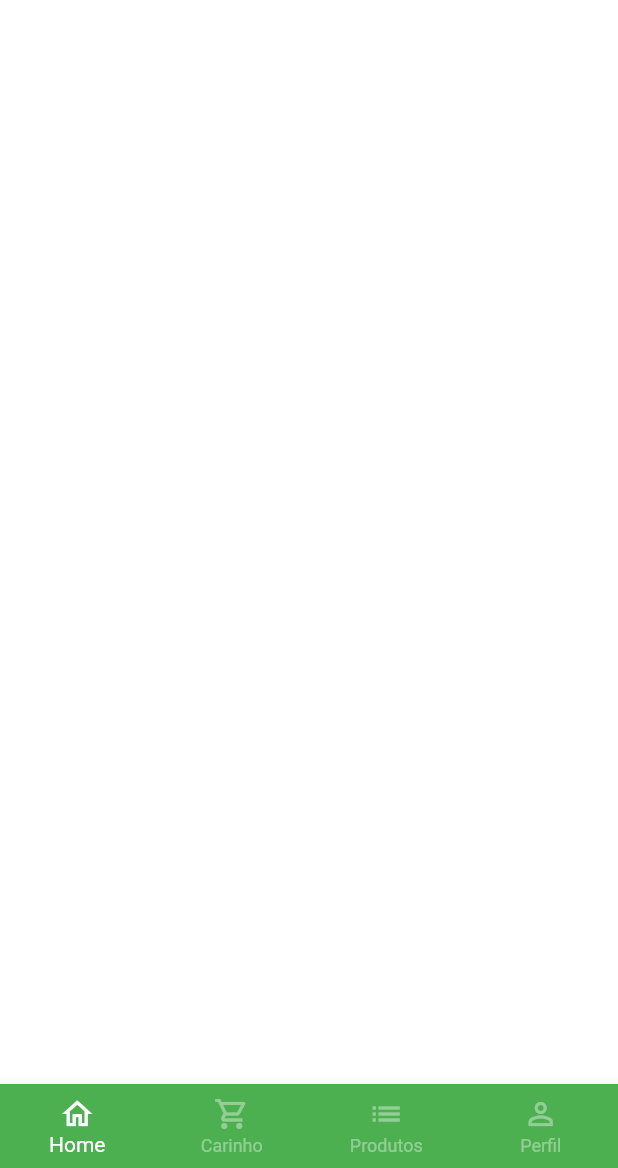
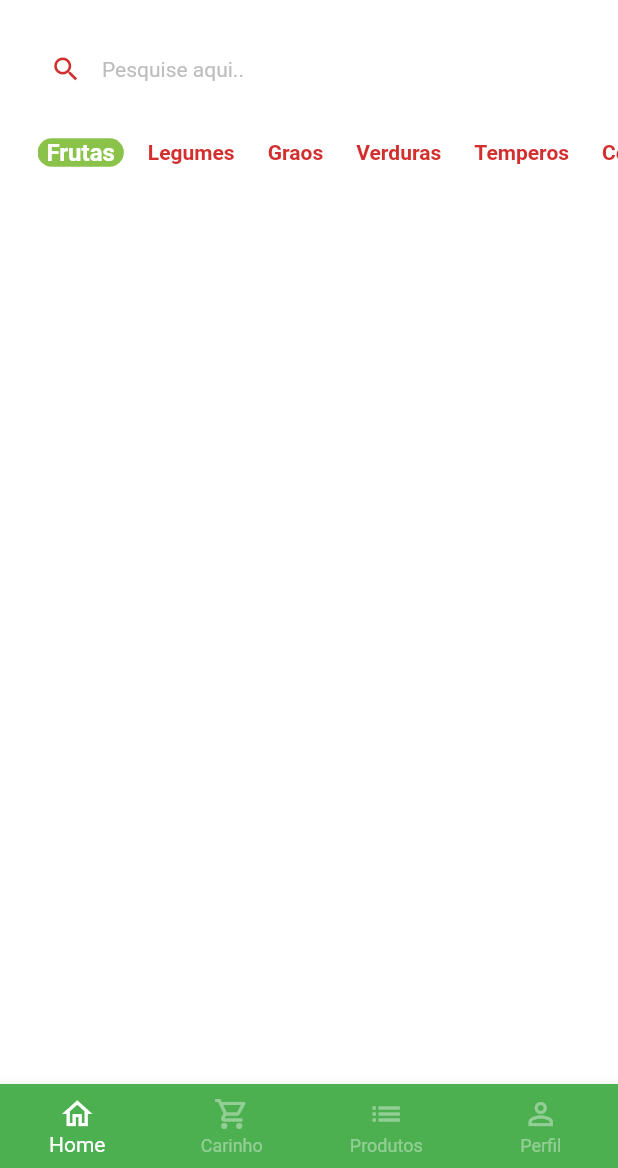
Before and after one commit to marinoricardo/greengrocer, a Flutter app: the screen it shows after launch, after a tap on "Entrar", on a phone screen of 412 x 824 dp, the part 68-1236 px from its top. Run offline on Flutter 3.47's test engine with Material 2 defaults, Android fonts, the phone set to English and light mode, and no system bars; drawn by our look-alikes of badges; our stand-ins replace animated_text_kit.

Commit message:
restruturar as paginas

```diff
--- a/lib/main.dart
+++ b/lib/main.dart
@@ -1,5 +1,5 @@
 import 'package:flutter/material.dart';
-import 'package:greengrocer/src/auth/sign_in_screen.dart';
+import 'package:greengrocer/src/pages/auth/sign_in_screen.dart';
 import 'package:greengrocer/src/config/custom_colors.dart';
 
 void main() {
--- a/lib/src/home/home_tab.dart
+++ /dev/null
@@ -1,59 +0,0 @@
-// ignore_for_file: prefer_const_constructors, prefer_const_literals_to_create_immutables
-
-import 'package:badges/badges.dart';
-import 'package:flutter/material.dart';
-import 'package:greengrocer/src/config/custom_colors.dart';
-
-class HomeTaB extends StatelessWidget {
-  const HomeTaB({Key? key}) : super(key: key);
-
-  @override
-  Widget build(BuildContext context) {
-    return Scaffold(
-      appBar: AppBar(
-        backgroundColor: Colors.transparent,
-        elevation: 0,
-        centerTitle: true,
-        title: Text.rich(
-          TextSpan(
-            style: TextStyle(
-              fontSize: 30,
-            ),
-            children: [
-              TextSpan(
-                  text: 'Green',
-                  style: TextStyle(color: CustomColors.customSwatchColor)),
-              TextSpan(
-                text: 'grocer',
-                style: TextStyle(
-                  color: CustomColors.customContrastColor,
-                ),
-              ),
-            ],
-          ),
-        ),
-        actions: [
-          Padding(
-            padding: const EdgeInsets.only(top: 15, right: 15),
-            child: GestureDetector(
-              onTap: () {},
-              child: Badge(
-                badgeContent: Text(
-                  '2',
-                  style: TextStyle(
-                    color: Colors.white,
-                    fontSize: 12,
-                  ),
-                ),
-                child: Icon(
-                  Icons.shopping_cart,
-                  color: CustomColors.customSwatchColor,
-                ),
-              ),
-            ),
-          )
-        ],
-      ),
-    );
-  }
-}
--- a/lib/src/auth/sign_in_screen.dart
+++ b/lib/src/pages/auth/sign_in_screen.dart
@@ -2,10 +2,10 @@
 
 import 'package:animated_text_kit/animated_text_kit.dart';
 import 'package:flutter/material.dart';
-import 'package:greengrocer/src/auth/sign_up_screen.dart';
-import 'package:greengrocer/src/base/base_screen.dart';
-import 'package:greengrocer/src/components/custom_text_field.dart';
 import 'package:greengrocer/src/config/custom_colors.dart';
+import 'package:greengrocer/src/pages/auth/sign_up_screen.dart';
+import 'package:greengrocer/src/pages/base/base_screen.dart';
+import 'package:greengrocer/src/pages/components/custom_text_field.dart';
 
 class SignInScreen extends StatelessWidget {
   const SignInScreen({Key? key}) : super(key: key);
--- a/lib/src/auth/sign_up_screen.dart
+++ b/lib/src/pages/auth/sign_up_screen.dart
@@ -1,8 +1,8 @@
 // ignore_for_file: prefer_const_constructors, prefer_const_literals_to_create_immutables, sort_child_properties_last
 
 import 'package:flutter/material.dart';
-import 'package:greengrocer/src/components/custom_text_field.dart';
 import 'package:greengrocer/src/config/custom_colors.dart';
+import 'package:greengrocer/src/pages/components/custom_text_field.dart';
 
 class SignUpScreen extends StatelessWidget {
   const SignUpScreen({Key? key}) : super(key: key);
--- a/lib/src/base/base_screen.dart
+++ b/lib/src/pages/base/base_screen.dart
@@ -1,7 +1,7 @@
 // ignore_for_file: prefer_final_fields, unused_field, prefer_const_constructors
 
 import 'package:flutter/material.dart';
-import 'package:greengrocer/src/home/home_tab.dart';
+import 'package:greengrocer/src/pages/home/home_tab.dart';
 
 class BaseScreen extends StatefulWidget {
   const BaseScreen({Key? key}) : super(key: key);
--- /dev/null
+++ b/lib/src/pages/components/category_tile.dart
@@ -0,0 +1,45 @@
+// ignore_for_file: prefer_const_constructors
+
+import 'package:flutter/material.dart';
+import 'package:greengrocer/src/config/custom_colors.dart';
+
+class CategoryTile extends StatelessWidget {
+  const CategoryTile(
+      {Key? key,
+      required this.category,
+      required this.isSelected,
+      required this.onPressed})
+      : super(key: key);
+
+  final String category;
+  final bool isSelected;
+  final VoidCallback onPressed;
+
+  @override
+  Widget build(BuildContext context) {
+    return GestureDetector(
+      onTap: onPressed,
+      child: Align(
+        alignment: Alignment.center,
+        child: Container(
+          padding: EdgeInsets.symmetric(horizontal: 6),
+          decoration: BoxDecoration(
+            color: isSelected
+                ? CustomColors.customSwatchColor
+                : Colors.transparent,
+            borderRadius: BorderRadius.circular(10),
+          ),
+          child: Text(
+            category,
+            style: TextStyle(
+              color:
+                  isSelected ? Colors.white : CustomColors.customContrastColor,
+              fontSize: isSelected ? 16 : 14,
+              fontWeight: FontWeight.bold,
+            ),
+          ),
+        ),
+      ),
+    );
+  }
+}
--- /dev/null
+++ b/lib/src/pages/home/home_tab.dart
@@ -0,0 +1,133 @@
+// ignore_for_file: prefer_const_constructors, prefer_const_literals_to_create_immutables
+
+import 'package:badges/badges.dart';
+import 'package:flutter/material.dart';
+import 'package:greengrocer/src/config/custom_colors.dart';
+import 'package:greengrocer/src/pages/components/category_tile.dart';
+
+class HomeTaB extends StatefulWidget {
+  HomeTaB({Key? key}) : super(key: key);
+
+  @override
+  State<HomeTaB> createState() => _HomeTaBState();
+}
+
+class _HomeTaBState extends State<HomeTaB> {
+  List<String> categories = [
+    'Frutas',
+    'Legumes',
+    'Graos',
+    'Verduras',
+    'Temperos',
+    'Cereais'
+  ];
+
+  String selectedCategory = 'Frutas';
+
+  @override
+  Widget build(BuildContext context) {
+    return Scaffold(
+      appBar: AppBar(
+        backgroundColor: Colors.transparent,
+        elevation: 0,
+        centerTitle: true,
+        title: Text.rich(
+          TextSpan(
+            style: TextStyle(
+              fontSize: 30,
+            ),
+            children: [
+              TextSpan(
+                  text: 'Green',
+                  style: TextStyle(color: CustomColors.customSwatchColor)),
+              TextSpan(
+                text: 'grocer',
+                style: TextStyle(
+                  color: CustomColors.customContrastColor,
+                ),
+              ),
+            ],
+          ),
+        ),
+        actions: [
+          Padding(
+            padding: const EdgeInsets.only(top: 15, right: 15),
+            child: GestureDetector(
+              onTap: () {},
+              child: Badge(
+                badgeContent: Text(
+                  '2',
+                  style: TextStyle(
+                    color: Colors.white,
+                    fontSize: 12,
+                  ),
+                ),
+                child: Icon(
+                  Icons.shopping_cart,
+                  color: CustomColors.customSwatchColor,
+                ),
+              ),
+            ),
+          )
+        ],
+      ),
+      body: Column(
+        children: [
+          Padding(
+            padding: const EdgeInsets.symmetric(
+              horizontal: 20,
+              vertical: 10,
+            ),
+            child: TextFormField(
+              decoration: InputDecoration(
+                filled: true,
+                fillColor: Colors.white,
+                isDense: true,
+                hintText: 'Pesquise aqui..',
+                hintStyle: TextStyle(
+                  color: Colors.grey.shade400,
+                  fontSize: 14,
+                ),
+                prefixIcon: Icon(
+                  Icons.search,
+                  color: CustomColors.customContrastColor,
+                  size: 21,
+                ),
+                border: OutlineInputBorder(
+                  borderRadius: BorderRadius.circular(60),
+                  borderSide: BorderSide(
+                    width: 0,
+                    style: BorderStyle.none,
+                  ),
+                ),
+              ),
+            ),
+          ),
+          Container(
+            padding: EdgeInsets.only(
+              left: 25,
+            ),
+            height: 40,
+            child: ListView.separated(
+                scrollDirection: Axis.horizontal,
+                itemBuilder: ((context, index) {
+                  return CategoryTile(
+                    category: categories[index],
+                    isSelected: categories[index] == selectedCategory,
+                    onPressed: () {
+                      setState(() {
+                        selectedCategory = categories[index];
+                      });
+                    },
+                  );
+                }),
+                separatorBuilder: ((context, index) => SizedBox(
+                      width: 10,
+                    )),
+                itemCount: categories.length),
+          ),
+        ],
+      ),
+    );
+  }
+}
```
Also changed, not shown: lib/src/pages/components/custom_text_field.dart (renamed from lib/src/components/custom_text_field.dart).
